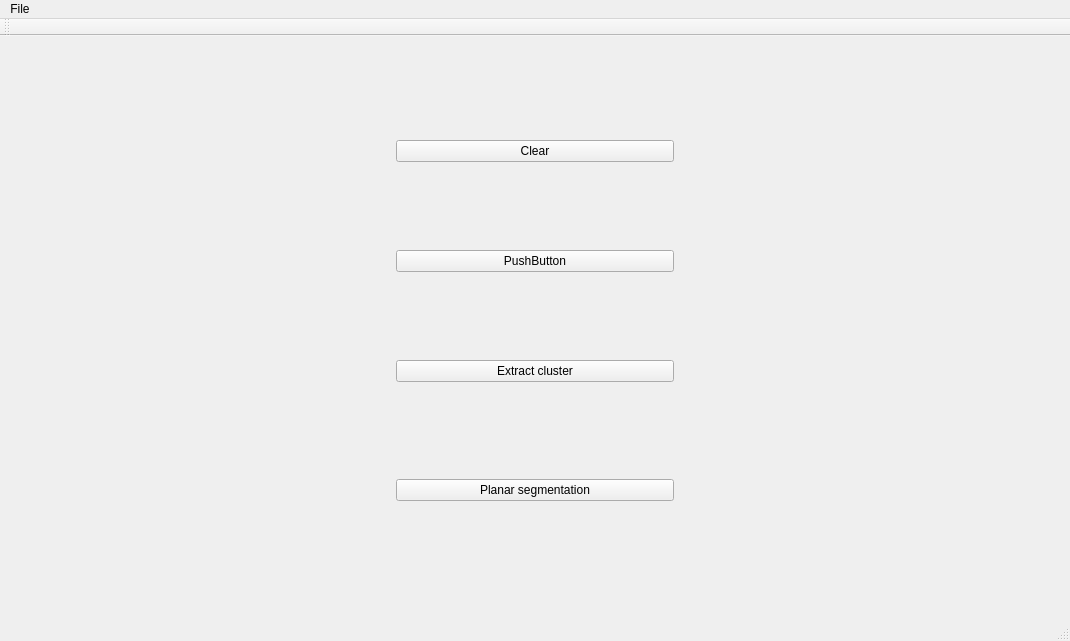
Qt form mainwindow.ui (JJponciano/SCNreader) before a commit.
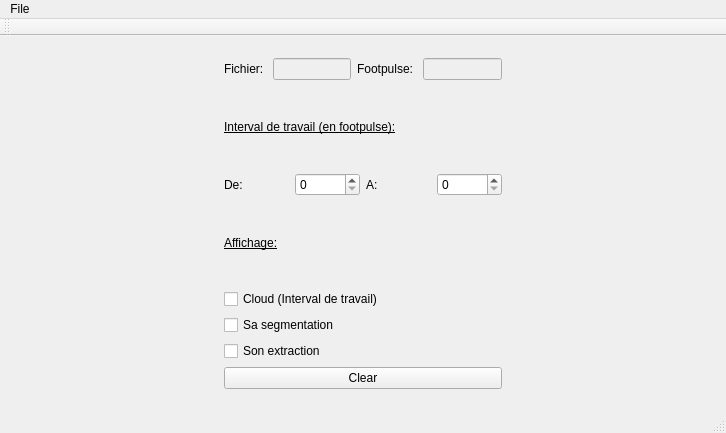
The same form after that commit.

Commit message: segmentation et affichage par portion ok

```diff
--- a/mainwindow.ui
+++ b/mainwindow.ui
@@ -6,8 +6,8 @@
    <rect>
     <x>0</x>
     <y>0</y>
-    <width>1070</width>
-    <height>641</height>
+    <width>726</width>
+    <height>433</height>
    </rect>
   </property>
   <property name="windowTitle">
@@ -33,6 +33,114 @@
          </size>
         </property>
         <layout class="QVBoxLayout" name="verticalLayout_2">
+         <item>
+          <layout class="QHBoxLayout" name="horizontalLayout_2">
+           <item>
+            <widget class="QLabel" name="fichier">
+             <property name="text">
+              <string>Fichier: </string>
+             </property>
+            </widget>
+           </item>
+           <item>
+            <widget class="QLineEdit" name="nomf">
+             <property name="enabled">
+              <bool>false</bool>
+             </property>
+            </widget>
+           </item>
+           <item>
+            <widget class="QLabel" name="label">
+             <property name="text">
+              <string>Footpulse: </string>
+             </property>
+            </widget>
+           </item>
+           <item>
+            <widget class="QLineEdit" name="intervalFtp">
+             <property name="enabled">
+              <bool>false</bool>
+             </property>
+            </widget>
+           </item>
+          </layout>
+         </item>
+         <item>
+          <widget class="QLabel" name="label_4">
+           <property name="font">
+            <font>
+             <underline>true</underline>
+            </font>
+           </property>
+           <property name="text">
+            <string>Interval de travail (en footpulse):</string>
+           </property>
+           <property name="margin">
+            <number>0</number>
+           </property>
+          </widget>
+         </item>
+         <item>
+          <layout class="QHBoxLayout" name="horizontalLayout_4">
+           <item>
+            <widget class="QLabel" name="label_3">
+             <property name="text">
+              <string>De: </string>
+             </property>
+            </widget>
+           </item>
+           <item>
+            <widget class="QSpinBox" name="interD"/>
+           </item>
+           <item>
+            <widget class="QLabel" name="label_2">
+             <property name="text">
+              <string>A:</string>
+             </property>
+            </widget>
+           </item>
+           <item>
+            <widget class="QSpinBox" name="interF"/>
+           </item>
+          </layout>
+         </item>
+         <item>
+          <widget class="QLabel" name="label_5">
+           <property name="font">
+            <font>
+             <underline>true</underline>
+            </font>
+           </property>
+           <property name="text">
+            <string>Affichage:</string>
+           </property>
+          </widget>
+         </item>
+         <item>
+          <layout class="QGridLayout" name="gridLayout_2">
+           <item row="3" column="0">
+            <widget class="QCheckBox" name="pushPS">
+             <property name="text">
+              <string>Sa segmentation</string>
+             </property>
+            </widget>
+           </item>
+           <item row="4" column="0">
+            <widget class="QCheckBox" name="pushExtract">
+             <property name="text">
+              <string>Son extraction</string>
+             </property>
+            </widget>
+           </item>
+           <item row="2" column="0">
+            <widget class="QCheckBox" name="pushC">
+             <property name="text">
+              <string>Cloud (Interval de travail)</string>
+             </property>
+            </widget>
+           </item>
+          </layout>
+         </item>
          <item>
           <widget class="QPushButton" name="pushClear">
            <property name="text">
@@ -40,51 +148,6 @@
            </property>
           </widget>
          </item>
-         <item>
-          <widget class="QPushButton" name="pushButton">
-           <property name="text">
-            <string>PushButton</string>
-           </property>
-          </widget>
-         </item>
-         <item>
-          <widget class="QPushButton" name="pushExtract">
-           <property name="text">
-            <string>Extract cluster</string>
-           </property>
-          </widget>
-         </item>
-         <item>
-          <widget class="QWidget" name="widget" native="true">
-           <property name="maximumSize">
-            <size>
-             <width>16777215</width>
-             <height>41</height>
-            </size>
-           </property>
-           <layout class="QHBoxLayout" name="horizontalLayout_3">
-            <property name="leftMargin">
-             <number>0</number>
-            </property>
-            <property name="topMargin">
-             <number>0</number>
-            </property>
-            <property name="rightMargin">
-             <number>0</number>
-            </property>
-            <property name="bottomMargin">
-             <number>0</number>
-            </property>
-            <item>
-             <widget class="QPushButton" name="pushPS">
-              <property name="text">
-               <string>Planar segmentation</string>
-              </property>
-             </widget>
-            </item>
-           </layout>
-          </widget>
-         </item>
         </layout>
        </widget>
       </item>
@@ -97,8 +160,8 @@
     <rect>
      <x>0</x>
      <y>0</y>
-     <width>1070</width>
-     <height>21</height>
+     <width>726</width>
+     <height>20</height>
     </rect>
    </property>
    <widget class="QMenu" name="menuFile">
```
The commit also changes 496 other files.
